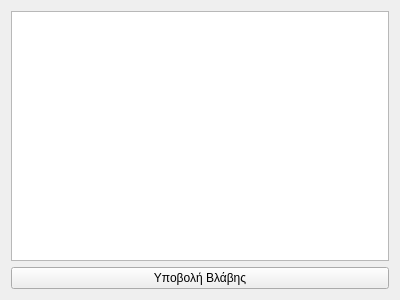
Elite-Build-Team/move-around, file src/ui/report-issue-screen-3.ui: the form before one commit.
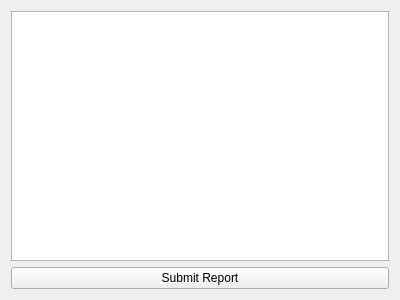
The form after the commit.

```diff
--- a/src/ui/report-issue-screen-3.ui
+++ b/src/ui/report-issue-screen-3.ui
@@ -32,7 +32,7 @@
      <item>
       <widget class="QPushButton" name="pushButton">
        <property name="text">
-        <string>Υποβολή Βλάβης</string>
+        <string>Submit Report</string>
        </property>
       </widget>
      </item>
```
